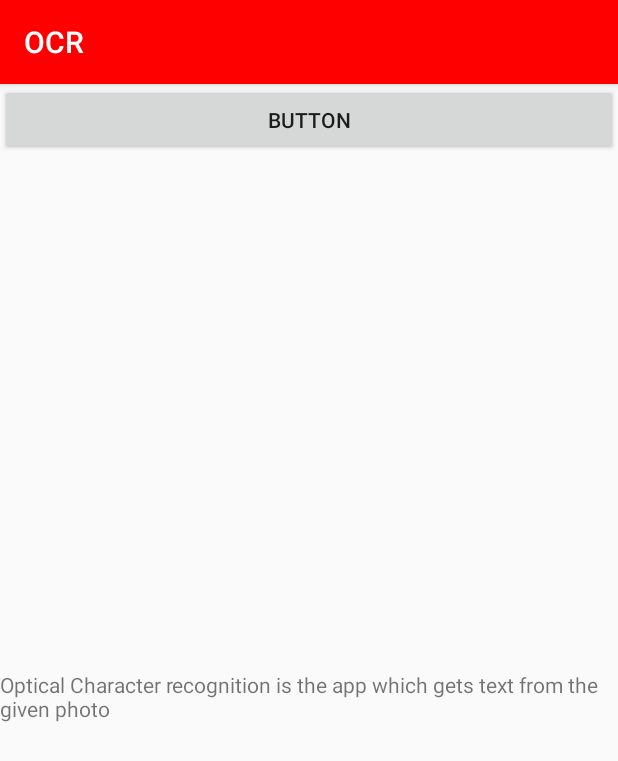
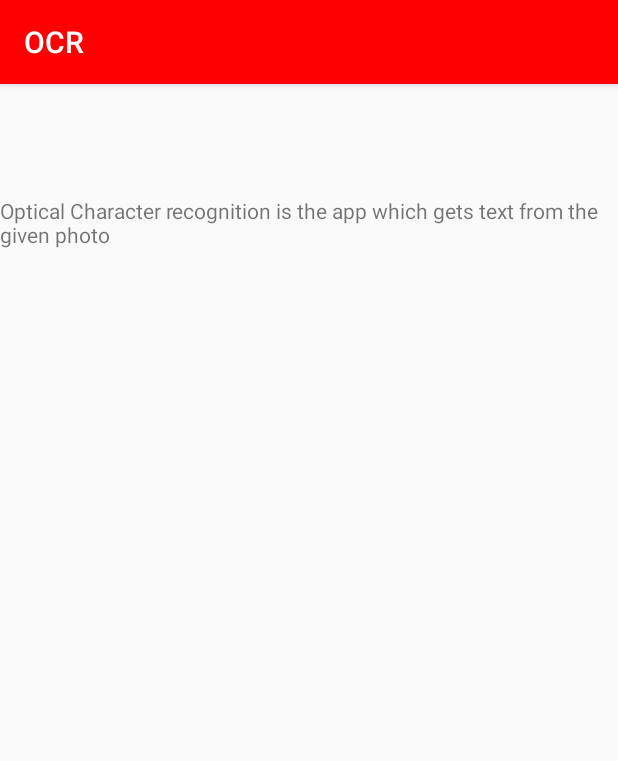
Before and after one commit to ktanqwerty/MyOCR, an Android app: the firstActivity screen opened directly, with no data from a screen before it, on a phone screen of 412 x 824 dp. Shown: the top 761 px of the screen. Run offline under Robolectric (Android 15) with nearby library versions, the phone set to English and light mode, and no system bars; our stand-ins replace Firebase (no records; nobody signed in at launch, a user with empty details on screens opened directly); libraries missing offline, so code that uses them is left out: com.firebase.ui.

Commit message:
Final final final

```diff
--- a/app/src/main/java/com/example/myocr20/MainActivity.java
+++ b/app/src/main/java/com/example/myocr20/MainActivity.java
@@ -106,7 +106,10 @@ import java.util.List;
 
         View headerview = nav.getHeaderView(0);
         TextView htextview = headerview.findViewById(R.id.textemail);
-        htextview.setText(user.getEmail());
+        if(user!=null){
+            htextview.setText(user.getEmail());
+        }
+
 
         //camera
 
--- a/app/src/main/res/layout/activity_first.xml
+++ b/app/src/main/res/layout/activity_first.xml
@@ -5,15 +5,6 @@
     android:layout_width="match_parent"
     android:layout_height="match_parent"
     tools:context=".firstActivity">
-
-    <Button
-        android:id="@+id/button"
-        android:layout_width="0dp"
-        android:layout_height="wrap_content"
-        android:text="Button"
-        app:layout_constraintEnd_toEndOf="parent"
-        app:layout_constraintStart_toStartOf="parent"
-        app:layout_constraintTop_toTopOf="parent" />
 
     <TextView
         android:id="@+id/textView"
@@ -23,5 +14,6 @@
         app:layout_constraintBottom_toBottomOf="parent"
         app:layout_constraintEnd_toEndOf="parent"
         app:layout_constraintStart_toStartOf="parent"
-        app:layout_constraintTop_toBottomOf="@+id/button" />
+        app:layout_constraintTop_toTopOf="parent"
+        app:layout_constraintVertical_bias="0.102" />
 </androidx.constraintlayout.widget.ConstraintLayout>
--- a/app/src/main/res/layout/activity_image_text.xml
+++ b/app/src/main/res/layout/activity_image_text.xml
@@ -7,8 +7,8 @@
 
     <ImageView
         android:id="@+id/imageView1"
-        android:layout_width="437dp"
-        android:layout_height="677dp"
+        android:layout_width="0dp"
+        android:layout_height="0dp"
         android:layout_marginBottom="64dp"
         app:layout_constraintBottom_toBottomOf="@+id/scantext"
         app:layout_constraintEnd_toEndOf="parent"
@@ -17,7 +17,7 @@
 
     <Button
         android:id="@+id/scantext"
-        android:layout_width="490dp"
+        android:layout_width="0dp"
         android:layout_height="66dp"
         android:background="@drawable/fui_idp_button_background_github"
         android:text="Scan Text"
```
Also changed, not shown: app/src/main/java/com/example/myocr20/scanfinal.java (+6 -2 lines).
